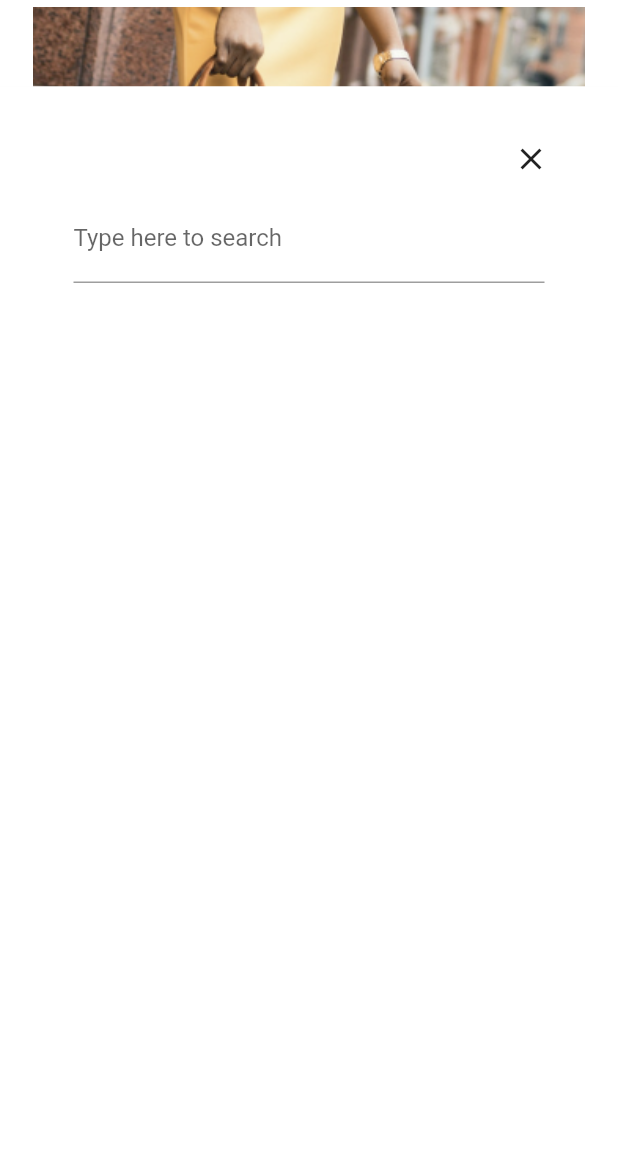
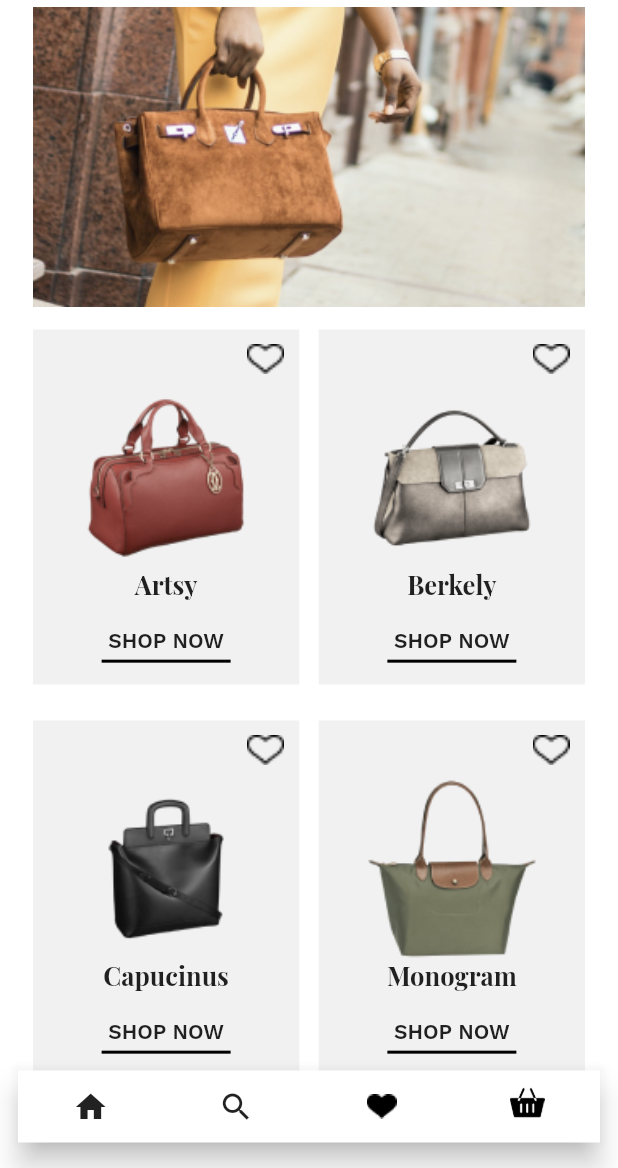
Before and after one commit to ranaivosoa-rindra/bagzz, a Flutter app: the screen it shows after launch, after a tap on the "search" icon, on a phone screen of 412 x 824 dp, the part 68-1236 px from its top. Run offline on Flutter 3.47's test engine with Material 2 defaults, Android fonts, the phone set to English and light mode, and no system bars; our stand-ins replace google_fonts.

Commit message:
Revert "search"
This reverts commit 30925672a82a76781f9903f9ee52ba61f1fc7da6.

```diff
--- a/lib/utils/bottomBar.dart
+++ b/lib/utils/bottomBar.dart
@@ -21,39 +21,6 @@ class BottomBar extends StatefulWidget {
 }
 
 class _BottomBarState extends State<BottomBar> {
-  _searchBottomSheet() {
-    showModalBottomSheet(
-      barrierColor: Colors.transparent,
-      context: context,
-      isScrollControlled: true,
-      builder: (context) {
-        return Container(
-          padding: EdgeInsets.only(left: 34, right: 34, top: 24),
-          color: Colors.white,
-          height: MediaQuery.of(context).size.height * 0.875,
-          child: Column(
-            children: [
-              Align(
-                alignment: Alignment.topRight,
-                child: IconButton(
-                  icon: Icon(Icons.close), onPressed: () {},
-                ),
-              ),
-              Padding(
-                padding: const EdgeInsets.symmetric(horizontal: 15.0),
-                child: TextFormField(
-                  decoration: InputDecoration(
-                    border: UnderlineInputBorder(),
-                    label: Text("Type here to search"),
-                  ),
-                ),
-              ),
-            ],
-          ),
-        );
-      });
-  }
-
   _itemslistBottomSheet(List itemsList, String title) {
     showModalBottomSheet(
         barrierColor: Colors.transparent,
@@ -120,7 +87,7 @@ class _BottomBarState extends State<BottomBar> {
                               height: 1.5),
                         ],
                         if (index == itemsList.length - 1) ...[
-                          if (title == "wishlist") ...[
+                          if(title == "wishlist")...[
                             Padding(
                               padding: EdgeInsets.only(top: 30.0),
                               child: ElevatedButton(
@@ -140,7 +107,7 @@ class _BottomBarState extends State<BottomBar> {
                               ),
                             ),
                           ],
-                          if (title == "cartList") ...[
+                          if(title == "cartList")...[
                             Padding(
                               padding: EdgeInsets.only(top: 30.0),
                               child: ElevatedButton(
@@ -184,12 +151,7 @@ class _BottomBarState extends State<BottomBar> {
         mainAxisAlignment: MainAxisAlignment.spaceAround,
         children: [
           IconButton(onPressed: () {}, icon: Icon(Icons.home)),
-          IconButton(
-            onPressed: () {
-              _searchBottomSheet();
-            },
-            icon: Icon(Icons.search)
-          ),
+          IconButton(onPressed: () {}, icon: Icon(Icons.search)),
           IconButton(
             onPressed: () {
               _itemslistBottomSheet(widget.wishFeeds, "wishlist");
```
